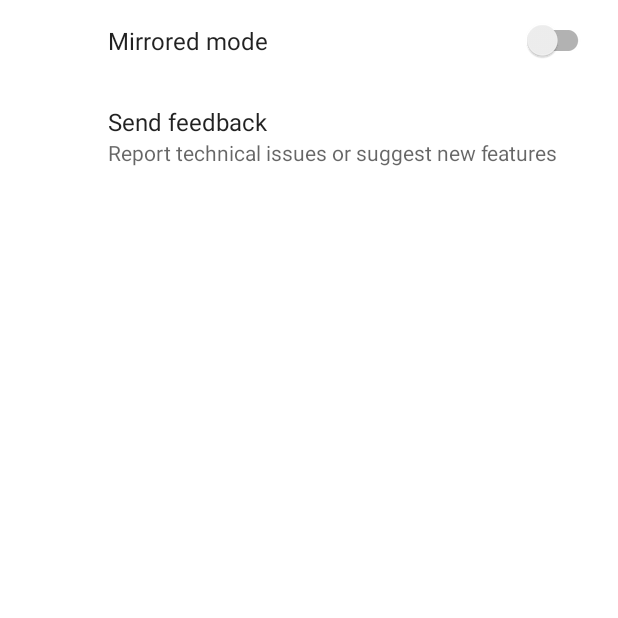
After one commit to torsk-technologies/pong-score-ultimate, an Android app: the OptionsFragment screen opened through its navigation route, on a phone screen of 412 x 824 dp, the top half of it. The commit adds this screen. Run offline under Robolectric (Android 15) with nearby library versions, the phone set to English and light mode, and no system bars; our stand-ins replace androidx.preference, data binding; Roboto replaces fonts that are not available here.

Commit message:
Working mirrored mode with options fragment

```diff
--- a/app/build.gradle
+++ b/app/build.gradle
@@ -49,6 +49,7 @@ dependencies {
     implementation 'androidx.navigation:navigation-fragment-ktx:2.4.2'
     implementation 'androidx.navigation:navigation-ui-ktx:2.4.2'
     implementation("androidx.cardview:cardview:1.0.0")
+    implementation 'androidx.preference:preference-ktx:1.2.0'
     testImplementation 'junit:junit:4.13.2'
     androidTestImplementation 'androidx.test.ext:junit:1.1.3'
     androidTestImplementation 'androidx.test.espresso:espresso-core:3.4.0'
--- a/app/src/main/java/com/carlosreiakvam/android/handsdowntabletennis/MainActivity.kt
+++ b/app/src/main/java/com/carlosreiakvam/android/handsdowntabletennis/MainActivity.kt
@@ -11,4 +11,5 @@ class MainActivity : AppCompatActivity() {
         super.onCreate(savedInstanceState)
         setContentView(R.layout.activity_main)
     }
+
 }
--- /dev/null
+++ b/app/src/main/java/com/carlosreiakvam/android/handsdowntabletennis/OptionsFragment.kt
@@ -0,0 +1,15 @@
+package com.carlosreiakvam.android.handsdowntabletennis
+
+import android.os.Bundle
+import android.view.MenuItem
+import android.widget.Toast
+import androidx.preference.PreferenceFragmentCompat
+import androidx.preference.SwitchPreferenceCompat
+
+class OptionsFragment : PreferenceFragmentCompat() {
+    override fun onCreatePreferences(savedInstanceState: Bundle?, rootKey: String?) {
+        setPreferencesFromResource(R.xml.options, rootKey)
+        val mirrorPref: SwitchPreferenceCompat? = findPreference<SwitchPreferenceCompat>("mirrored")
+    }
+
+}
--- a/app/src/main/java/com/carlosreiakvam/android/handsdowntabletennis/opening_screen/OpeningScreenFragment.kt
+++ b/app/src/main/java/com/carlosreiakvam/android/handsdowntabletennis/opening_screen/OpeningScreenFragment.kt
@@ -24,10 +24,16 @@ class OpeningScreenFragment : Fragment() {
         // Force portrait orientation
 //        activity?.setRequestedOrientation(ActivityInfo.SCREEN_ORIENTATION_PORTRAIT)
 
+        binding.btnOptions.setOnClickListener() {
+            this.findNavController()
+                .navigate(OpeningScreenFragmentDirections.actionOpeningScreenFragmentToOptionsFragment())
+        }
+
         binding.btnLetsplay.setOnClickListener {
             this.findNavController()
                 .navigate(OpeningScreenFragmentDirections.actionOpeningScreenFragmentToPlayFragment())
         }
+
         return binding.root
     }
 
--- /dev/null
+++ b/app/src/main/res/drawable/rounded_bg.xml
@@ -0,0 +1,6 @@
+<?xml version="1.0" encoding="utf-8"?>
+
+<shape xmlns:android="http://schemas.android.com/apk/res/android">
+    <solid android:color="@color/azure" />
+    <corners android:radius="100dp" />
+</shape>
--- a/app/src/main/res/navigation/navgraph.xml
+++ b/app/src/main/res/navigation/navgraph.xml
@@ -13,9 +13,16 @@
         <action
             android:id="@+id/action_openingScreenFragment_to_playFragment"
             app:destination="@id/playFragment" />
+        <action
+            android:id="@+id/action_openingScreenFragment_to_optionsFragment"
+            app:destination="@id/optionsFragment" />
     </fragment>
     <fragment
         android:id="@+id/playFragment"
         android:name="com.carlosreiakvam.android.handsdowntabletennis.play_screen.PlayFragment"
         android:label="PlayFragment" />
+    <fragment
+        android:id="@+id/optionsFragment"
+        android:name="com.carlosreiakvam.android.handsdowntabletennis.OptionsFragment"
+        android:label="OptionsFragment" />
 </navigation>
--- a/app/src/main/res/values/strings.xml
+++ b/app/src/main/res/values/strings.xml
@@ -4,4 +4,6 @@
     <string name="player_one">player one</string>
     <string name="player_two">player two</string>
     <string name="p1score">p1Score</string>
+    <string name="undo">Undo</string>
+    <string name="new_match">New match</string>
 </resources>
--- a/app/src/main/res/values/styles.xml
+++ b/app/src/main/res/values/styles.xml
@@ -15,6 +15,11 @@
         <item name="fontFamily">@font/kaushan_script</item>
     </style>
 
+    <style name="in_game_options_style" parent="Theme.AppCompat.Dialog.Alert">
+        <item name="android:windowBackground">@android:color/transparent</item>
+        <item name="android:windowMinWidthMinor">85%</item>
+    </style>
+
     <style name="text_medium">
         <item name="android:textSize">68sp</item>
         <item name="autoSizeTextType">uniform</item>
--- /dev/null
+++ b/app/src/main/res/xml/options.xml
@@ -0,0 +1,14 @@
+<?xml version="1.0" encoding="utf-8"?>
+<androidx.preference.PreferenceScreen xmlns:app="http://schemas.android.com/apk/res-auto">
+
+    <SwitchPreferenceCompat
+        app:key="mirrored"
+        app:title="Mirrored mode" />
+
+
+    <Preference
+        app:key="feedback"
+        app:summary="Report technical issues or suggest new features"
+        app:title="Send feedback" />
+
+</androidx.preference.PreferenceScreen>
```
Also changed, not shown: app/src/main/java/com/carlosreiakvam/android/handsdowntabletennis/play_screen/PlayFragment.kt (+27 -26 lines), app/src/main/java/com/carlosreiakvam/android/handsdowntabletennis/play_screen/PlayViewModel.kt (+21 -13 lines), app/src/main/res/layout/in_game_options.xml (added, +43 -0 lines), app/src/main/res/layout/opening_screen_fragment.xml (+10 -1 lines).
